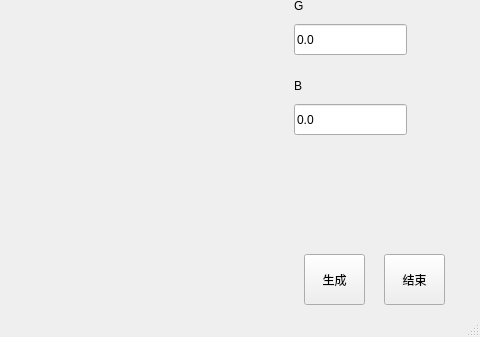
Before: the Qt Designer form qtVtk/mainwindow.ui in MaoChengEr/qtVtk, drawn with Qt 5; both pictures show x 396 to 876 and y 383 to 720 of the 876 by 720 pixel window.
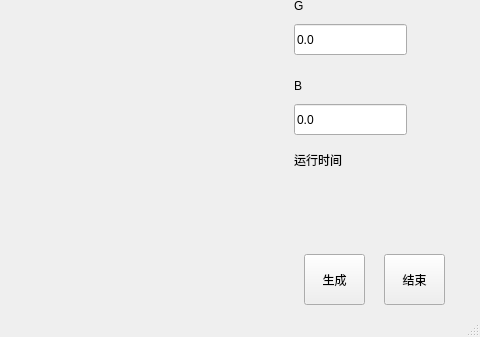
After: the same form once the commit is applied. Custom widgets are drawn as their Qt base class.

```diff
--- a/qtVtk/mainwindow.ui
+++ b/qtVtk/mainwindow.ui
@@ -14,6 +14,12 @@
    <string>MainWindow</string>
   </property>
   <widget class="QWidget" name="centralWidget">
+   <property name="sizePolicy">
+    <sizepolicy hsizetype="Fixed" vsizetype="Fixed">
+     <horstretch>0</horstretch>
+     <verstretch>0</verstretch>
+    </sizepolicy>
+   </property>
    <widget class="QVTKWidget" name="qvtkWidget" native="true">
     <property name="geometry">
      <rect>
@@ -196,6 +202,38 @@
      <string>0.0</string>
     </property>
    </widget>
+   <widget class="QLabel" name="label_runTime">
+    <property name="geometry">
+     <rect>
+      <x>690</x>
+      <y>520</y>
+      <width>54</width>
+      <height>12</height>
+     </rect>
+    </property>
+    <property name="text">
+     <string>运行时间</string>
+    </property>
+   </widget>
+   <widget class="QLabel" name="label_runTime_display">
+    <property name="geometry">
+     <rect>
+      <x>690</x>
+      <y>560</y>
+      <width>111</width>
+      <height>31</height>
+     </rect>
+    </property>
+    <property name="font">
+     <font>
+      <family>Agency FB</family>
+      <pointsize>11</pointsize>
+     </font>
+    </property>
+    <property name="text">
+     <string/>
+    </property>
+   </widget>
   </widget>
   <widget class="QToolBar" name="mainToolBar">
    <attribute name="toolBarArea">
```
Left out of the diff: 12 changed lines with no effect on the pictures.
